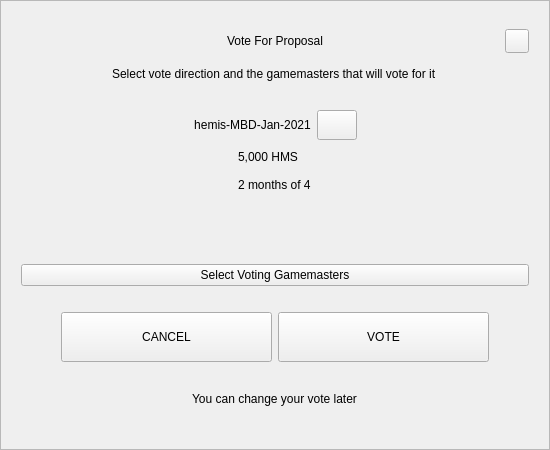
Above: src/qt/hemis/forms/votedialog.ui from hypermoist/Hemis before the change. Below: the same form after it.
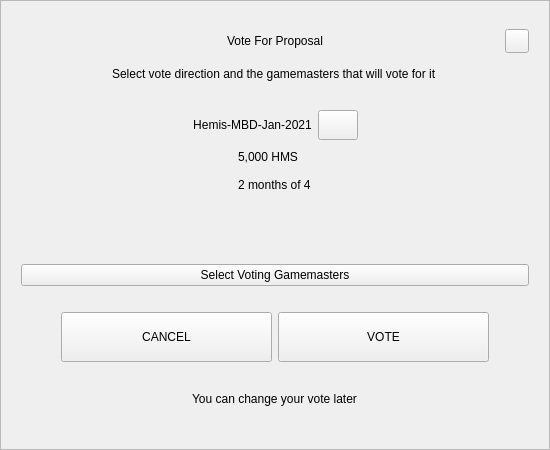
That is the form after the change.

Commit message: hemis -> Hemis

What changed in the file:
```diff
--- a/src/qt/hemis/forms/votedialog.ui
+++ b/src/qt/hemis/forms/votedialog.ui
@@ -183,7 +183,7 @@
            </size>
           </property>
           <property name="text">
-           <string notr="true">hemis-MBD-Jan-2021</string>
+           <string notr="true">Hemis-MBD-Jan-2021</string>
           </property>
           <property name="alignment">
            <set>Qt::AlignCenter</set>
```
The commit also changes 961 other files.
